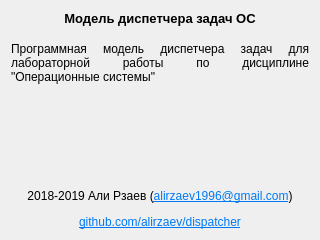
Qt form gui/aboutwindow.ui (alirzaev/dispatcher) before a commit.
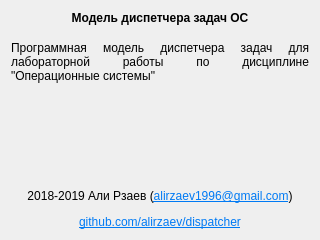
The same form after that commit.

Commit message:
Улучшения в UI
Размеры шрифтов сброшены до значений по умолчанию для обеспечения
поддержки HiDPI-дисплеев

The edit to the form file:
```diff
--- a/gui/aboutwindow.ui
+++ b/gui/aboutwindow.ui
@@ -23,7 +23,6 @@
       <widget class="QLabel" name="labelTitle">
        <property name="font">
         <font>
-         <pointsize>10</pointsize>
          <weight>75</weight>
          <bold>true</bold>
         </font>
@@ -54,11 +53,6 @@
      </item>
      <item>
       <widget class="QLabel" name="labelDescription">
-       <property name="font">
-        <font>
-         <pointsize>9</pointsize>
-        </font>
-       </property>
        <property name="text">
         <string>Программная модель диспетчера задач для лабораторной работы по дисциплине &quot;Операционные системы&quot;</string>
        </property>
```
The commit also changes 2 other files.
